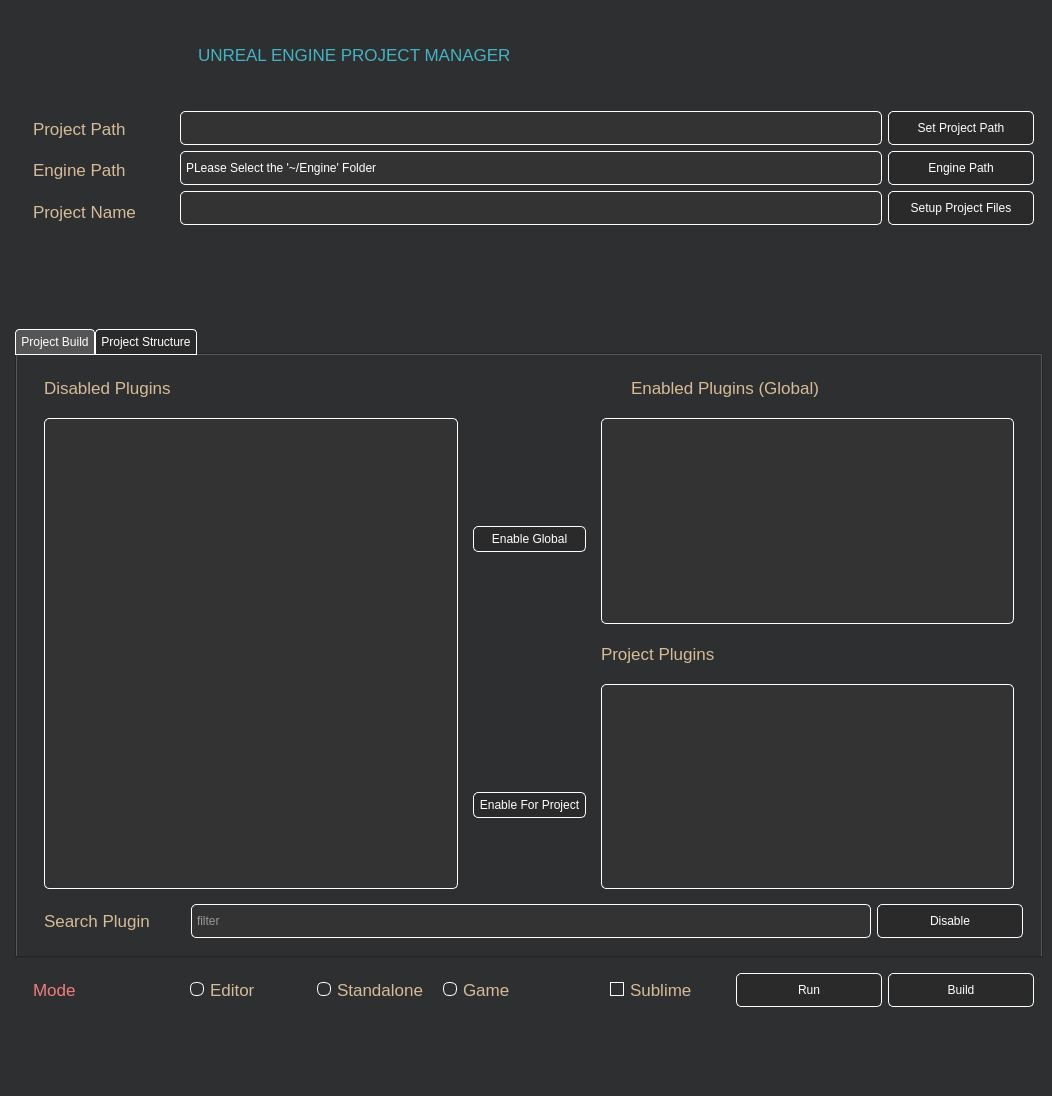
Before: the Qt Designer form UnrealProjectSetup/mainwindow.ui in PentaPixelsUE/Unreal-Engine-Project-manager, drawn with Qt 5.
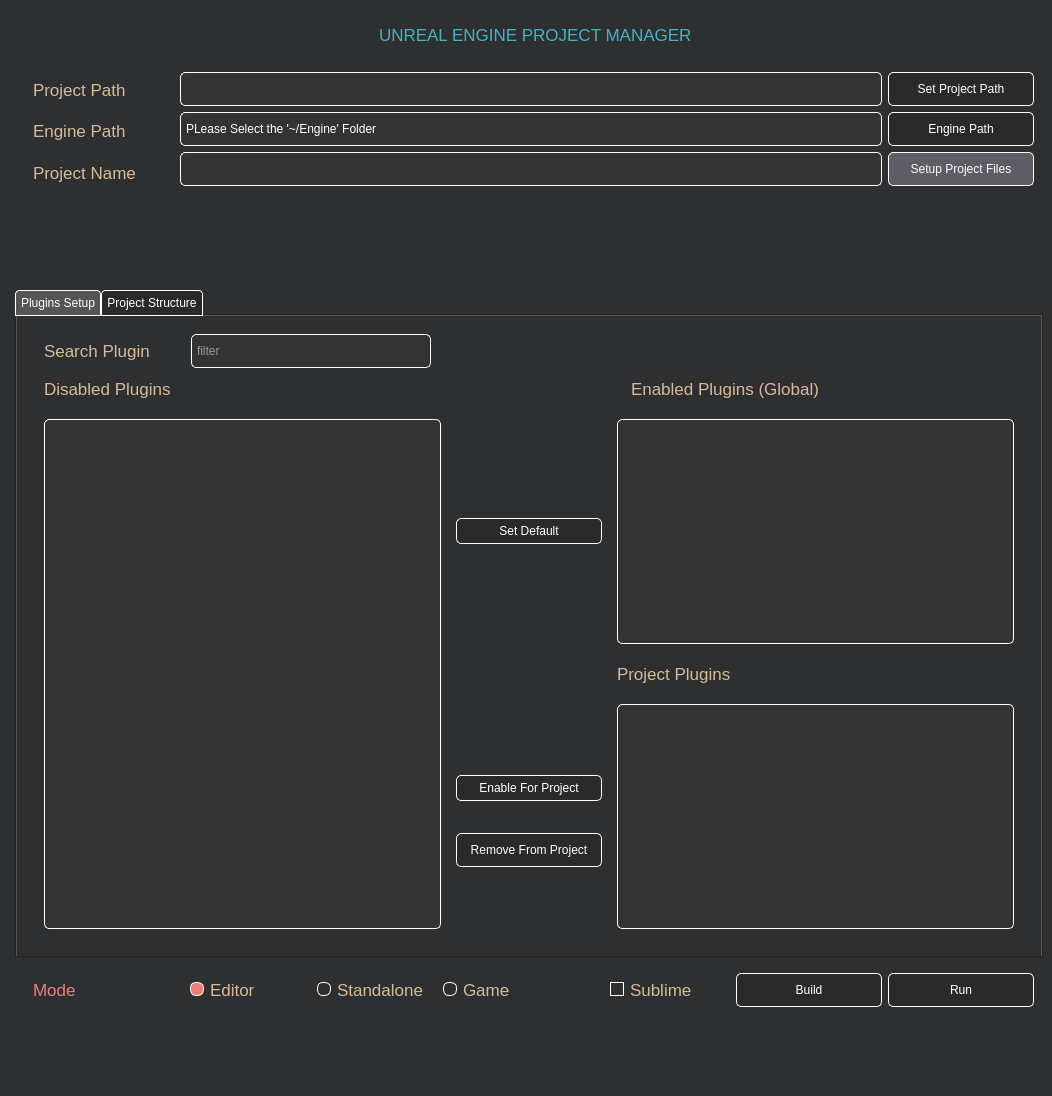
After: the same form once the commit is applied. Icons and pictures are not drawn.

Commit message: Added The Json For All the uplugin file and their address and refined the UI and Set to default functions

```diff
--- a/UnrealProjectSetup/mainwindow.ui
+++ b/UnrealProjectSetup/mainwindow.ui
@@ -91,7 +91,7 @@
       </property>
       <widget class="QWidget" name="Build_Page">
        <attribute name="title">
-        <string>Project Build</string>
+        <string>Plugins Setup</string>
        </attribute>
        <layout class="QHBoxLayout" name="horizontalLayout_3">
         <item>
@@ -110,6 +110,80 @@
            <enum>QFrame::Raised</enum>
           </property>
           <layout class="QVBoxLayout" name="verticalLayout">
+           <item>
+            <layout class="QHBoxLayout" name="horizontalLayout_4">
+             <property name="bottomMargin">
+              <number>0</number>
+             </property>
+             <item>
+              <widget class="QLabel" name="Search_Plugin_Lbl">
+               <property name="minimumSize">
+                <size>
+                 <width>150</width>
+                 <height>34</height>
+                </size>
+               </property>
+               <property name="styleSheet">
+                <string notr="true">/* Label */
+QLabel {
+  color:rgb(214, 187, 152);/* Electric blue text */
+  font-family: 'Roboto', sans-serif; /* Modern font */
+  font-size: 17px;
+  font-weight: normal;
+  padding: 5px;
+}</string>
+               </property>
+               <property name="text">
+                <string>Search Plugin</string>
+               </property>
+              </widget>
+             </item>
+             <item>
+              <widget class="QLineEdit" name="Plugins_Filter">
+               <property name="minimumSize">
+                <size>
+                 <width>0</width>
+                 <height>34</height>
+                </size>
+               </property>
+               <property name="autoFillBackground">
+                <bool>false</bool>
+               </property>
+               <property name="styleSheet">
+                <string notr="true">QLineEdit {
+    background-color: #333333;
+    color: #ffffff;
+    border: 1px solid #ffffff;
+    border-radius: 5px;
+    padding: 3px;
+}</string>
+               </property>
+               <property name="inputMask">
+                <string/>
+               </property>
+               <property name="text">
+                <string/>
+               </property>
+               <property name="placeholderText">
+                <string>filter</string>
+               </property>
+              </widget>
+             </item>
+             <item>
+              <spacer name="horizontalSpacer_8">
+               <property name="orientation">
+                <enum>Qt::Horizontal</enum>
+               </property>
+               <property name="sizeHint" stdset="0">
+                <size>
+                 <width>592</width>
+                 <height>20</height>
+                </size>
+               </property>
+              </spacer>
+             </item>
+            </layout>
+           </item>
            <item>
             <layout class="QHBoxLayout" name="PLugins_Lables_HBOX">
              <property name="bottomMargin">
@@ -201,8 +275,8 @@
                  <rect>
                   <x>0</x>
                   <y>0</y>
-                  <width>416</width>
-                  <height>422</height>
+                  <width>404</width>
+                  <height>461</height>
                  </rect>
                 </property>
                 <layout class="QGridLayout" name="gridLayout_2">
@@ -304,7 +378,7 @@
 </string>
                  </property>
                  <property name="text">
-                  <string>Enable Global</string>
+                  <string>Set Default</string>
                  </property>
                 </widget>
                </item>
@@ -359,6 +433,47 @@
                  </property>
                 </widget>
                </item>
+               <item>
+                <widget class="QPushButton" name="Disable_Plugins_Btn">
+                 <property name="minimumSize">
+                  <size>
+                   <width>146</width>
+                   <height>34</height>
+                  </size>
+                 </property>
+                 <property name="styleSheet">
+                  <string notr="true">/* Button */
+QPushButton {
+    background-color: #2a2a2a;
+    color: #ffffff;
+    border: 1px solid #ffffff;
+    border-radius: 5px;
+    padding: 5px;
+    font-family: &quot;Segoe UI&quot;, sans-serif; /* Modern font example */
+}
+
+QPushButton:hover {
+  background-color: rgb(214, 187, 152);
+  border-color: #585c62;
+}
+
+QPushButton:pressed {
+  background-color:  rgb(240, 125, 126);
+  border-color: #72767a;
+}
+
+QPushButton:disabled {
+  background-color: #52565a;
+  border-color: #64686c;
+  color: #888888;
+}
+</string>
+                 </property>
+                 <property name="text">
+                  <string>Remove From Project</string>
+                 </property>
+                </widget>
+               </item>
                <item>
                 <spacer name="verticalSpacer_9">
                  <property name="orientation">
@@ -395,8 +510,8 @@
                    <rect>
                     <x>0</x>
                     <y>0</y>
-                    <width>413</width>
-                    <height>187</height>
+                    <width>402</width>
+                    <height>206</height>
                    </rect>
                   </property>
                   <layout class="QGridLayout" name="gridLayout">
@@ -479,8 +594,8 @@
                    <rect>
                     <x>0</x>
                     <y>0</y>
-                    <width>413</width>
-                    <height>187</height>
+                    <width>402</width>
+                    <height>207</height>
                    </rect>
                   </property>
                   <layout class="QVBoxLayout" name="verticalLayout_4">
@@ -534,108 +649,6 @@
              </item>
             </layout>
            </item>
-           <item>
-            <layout class="QHBoxLayout" name="horizontalLayout_4">
-             <property name="bottomMargin">
-              <number>0</number>
-             </property>
-             <item>
-              <widget class="QLabel" name="Search_Plugin_Lbl">
-               <property name="minimumSize">
-                <size>
-                 <width>150</width>
-                 <height>34</height>
-                </size>
-               </property>
-               <property name="styleSheet">
-                <string notr="true">/* Label */
-QLabel {
-  color:rgb(214, 187, 152);/* Electric blue text */
-  font-family: 'Roboto', sans-serif; /* Modern font */
-  font-size: 17px;
-  font-weight: normal;
-  padding: 5px;
-}</string>
-               </property>
-               <property name="text">
-                <string>Search Plugin</string>
-               </property>
-              </widget>
-             </item>
-             <item>
-              <widget class="QLineEdit" name="Plugins_Filter">
-               <property name="minimumSize">
-                <size>
-                 <width>0</width>
-                 <height>34</height>
-                </size>
-               </property>
-               <property name="autoFillBackground">
-                <bool>false</bool>
-               </property>
-               <property name="styleSheet">
-                <string notr="true">QLineEdit {
-    background-color: #333333;
-    color: #ffffff;
-    border: 1px solid #ffffff;
-    border-radius: 5px;
-    padding: 3px;
-}</string>
-               </property>
-               <property name="inputMask">
-                <string/>
-               </property>
-               <property name="text">
-                <string/>
-               </property>
-               <property name="placeholderText">
-                <string>filter</string>
-               </property>
-              </widget>
-             </item>
-             <item>
-              <widget class="QPushButton" name="Disable_Plugins_Btn">
-               <property name="minimumSize">
-                <size>
-                 <width>146</width>
-                 <height>34</height>
-                </size>
-               </property>
-               <property name="styleSheet">
-                <string notr="true">/* Button */
-QPushButton {
-    background-color: #2a2a2a;
-    color: #ffffff;
-    border: 1px solid #ffffff;
-    border-radius: 5px;
-    padding: 5px;
-    font-family: &quot;Segoe UI&quot;, sans-serif; /* Modern font example */
-}
-
-QPushButton:hover {
-  background-color: rgb(214, 187, 152);
-  border-color: #585c62;
-}
-
-QPushButton:pressed {
-  background-color:  rgb(240, 125, 126);
-  border-color: #72767a;
-}
-
-QPushButton:disabled {
-  background-color: #52565a;
-  border-color: #64686c;
-  color: #888888;
-}
-</string>
-               </property>
-               <property name="text">
-                <string>Disable</string>
-               </property>
-              </widget>
-             </item>
-            </layout>
-           </item>
           </layout>
          </widget>
         </item>
@@ -715,6 +728,12 @@
            </item>
            <item>
             <widget class="QLabel" name="Project_Path_Label">
+             <property name="minimumSize">
+              <size>
+               <width>150</width>
+               <height>34</height>
+              </size>
+             </property>
              <property name="styleSheet">
               <string notr="true">/* Label */
 QLabel {
@@ -755,6 +774,12 @@
            </item>
            <item>
             <widget class="QLabel" name="Project_Name_Label">
+             <property name="minimumSize">
+              <size>
+               <width>0</width>
+               <height>34</height>
+              </size>
+             </property>
              <property name="styleSheet">
               <string notr="true">/* Label */
 QLabel {
@@ -1030,33 +1055,41 @@
             </widget>
            </item>
            <item>
-            <widget class="QPushButton" name="UE_Source_Path_Browse_Btn">
-             <property name="sizePolicy">
-              <sizepolicy hsizetype="Preferred" vsizetype="Fixed">
-               <horstretch>0</horstretch>
-               <verstretch>0</verstretch>
-              </sizepolicy>
+            <layout class="QHBoxLayout" name="horizontalLayout_8">
+             <property name="rightMargin">
+              <number>0</number>
              </property>
-             <property name="minimumSize">
-              <size>
-               <width>146</width>
-               <height>34</height>
-              </size>
+             <property name="bottomMargin">
+              <number>0</number>
              </property>
-             <property name="sizeIncrement">
-              <size>
-               <width>0</width>
-               <height>0</height>
-              </size>
-             </property>
-             <property name="baseSize">
-              <size>
-               <width>0</width>
-               <height>0</height>
-              </size>
-             </property>
-             <property name="styleSheet">
-              <string notr="true">/* Button */
+             <item>
+              <widget class="QPushButton" name="UE_Source_Path_Browse_Btn">
+               <property name="sizePolicy">
+                <sizepolicy hsizetype="Preferred" vsizetype="Fixed">
+                 <horstretch>0</horstretch>
+                 <verstretch>0</verstretch>
+                </sizepolicy>
+               </property>
+               <property name="minimumSize">
+                <size>
+                 <width>146</width>
+                 <height>34</height>
+                </size>
+               </property>
+               <property name="sizeIncrement">
+                <size>
+                 <width>0</width>
+                 <height>0</height>
+                </size>
+               </property>
+               <property name="baseSize">
+                <size>
+                 <width>0</width>
+                 <height>0</height>
+                </size>
+               </property>
+               <property name="styleSheet">
+                <string notr="true">/* Button */
 QPushButton {
     background-color: #2a2a2a;
     color: #ffffff;
@@ -1082,17 +1115,19 @@
   color: #888888;
 }
 </string>
-             </property>
-             <property name="text">
-              <string>Engine Path</string>
-             </property>
-             <property name="iconSize">
-              <size>
-               <width>16</width>
-               <height>18</height>
-              </size>
-             </property>
-            </widget>
+               </property>
+               <property name="text">
+                <string>Engine Path</string>
+               </property>
+               <property name="iconSize">
+                <size>
+                 <width>16</width>
+                 <height>18</height>
+                </size>
+               </property>
+              </widget>
+             </item>
+            </layout>
            </item>
            <item>
             <widget class="QPushButton" name="Generate_Project_Files_Btn">
@@ -1117,7 +1152,7 @@
              <property name="styleSheet">
               <string notr="true">/* Button */
 QPushButton {
-    background-color: #2a2a2a;
+    background-color: rgb(94, 92, 100);
     color: #ffffff;
     border: 1px solid #ffffff;
     border-radius: 5px;
@@ -1178,11 +1213,11 @@
             <enum>Qt::Horizontal</enum>
            </property>
            <property name="sizeType">
-            <enum>QSizePolicy::Preferred</enum>
+            <enum>QSizePolicy::Expanding</enum>
            </property>
            <property name="sizeHint" stdset="0">
             <size>
-             <width>251</width>
+             <width>300</width>
              <height>20</height>
             </size>
            </property>
@@ -1193,7 +1228,13 @@
            <property name="minimumSize">
             <size>
              <width>1</width>
-             <height>73</height>
+             <height>34</height>
+            </size>
+           </property>
+           <property name="maximumSize">
+            <size>
+             <width>70</width>
+             <height>64</height>
             </size>
            </property>
            <property name="text">
@@ -1242,11 +1283,11 @@
             <enum>Qt::Horizontal</enum>
            </property>
            <property name="sizeType">
-            <enum>QSizePolicy::Preferred</enum>
+            <enum>QSizePolicy::Expanding</enum>
            </property>
            <property name="sizeHint" stdset="0">
             <size>
-             <width>606</width>
+             <width>300</width>
              <height>20</height>
             </size>
            </property>
@@ -1356,6 +1397,9 @@
              <property name="text">
               <string>Editor</string>
              </property>
+             <property name="checked">
+              <bool>true</bool>
+             </property>
             </widget>
            </item>
            <item>
@@ -1516,47 +1560,6 @@
              </property>
             </widget>
            </item>
-           <item>
-            <widget class="QPushButton" name="Run_Btn">
-             <property name="minimumSize">
-              <size>
-               <width>146</width>
-               <height>34</height>
-              </size>
-             </property>
-             <property name="styleSheet">
-              <string notr="true">/* Button */
-QPushButton {
-    background-color: #2a2a2a;
-    color: #ffffff;
-    border: 1px solid #ffffff;
-    border-radius: 5px;
-    padding: 5px;
-    font-family: &quot;Segoe UI&quot;, sans-serif; /* Modern font example */
-}
-
-QPushButton:hover {
-  background-color: rgb(214, 187, 152);
-  border-color: #585c62;
-}
-
-QPushButton:pressed {
-  background-color:  rgb(240, 125, 126);
-  border-color: #72767a;
-}
-
-QPushButton:disabled {
-  background-color: #52565a;
-  border-color: #64686c;
-  color: #888888;
-}
-</string>
-             </property>
-             <property name="text">
-              <string>Run</string>
-             </property>
-            </widget>
-           </item>
            <item>
             <widget class="QPushButton" name="Build_Btn">
              <property name="minimumSize">
@@ -1598,6 +1601,47 @@
              </property>
             </widget>
            </item>
+           <item>
+            <widget class="QPushButton" name="Run_Btn">
+             <property name="minimumSize">
+              <size>
+               <width>146</width>
+               <height>34</height>
+              </size>
+             </property>
+             <property name="styleSheet">
+              <string notr="true">/* Button */
+QPushButton {
+    background-color: #2a2a2a;
+    color: #ffffff;
+    border: 1px solid #ffffff;
+    border-radius: 5px;
+    padding: 5px;
+    font-family: &quot;Segoe UI&quot;, sans-serif; /* Modern font example */
+}
+
+QPushButton:hover {
+  background-color: rgb(214, 187, 152);
+  border-color: #585c62;
+}
+
+QPushButton:pressed {
+  background-color:  rgb(240, 125, 126);
+  border-color: #72767a;
+}
+
+QPushButton:disabled {
+  background-color: #52565a;
+  border-color: #64686c;
+  color: #888888;
+}
+</string>
+             </property>
+             <property name="text">
+              <string>Run</string>
+             </property>
+            </widget>
+           </item>
           </layout>
          </item>
          <item>
```
Left out of the diff: 7 changed lines with no effect on the pictures. The commit also changes 56 other files.
